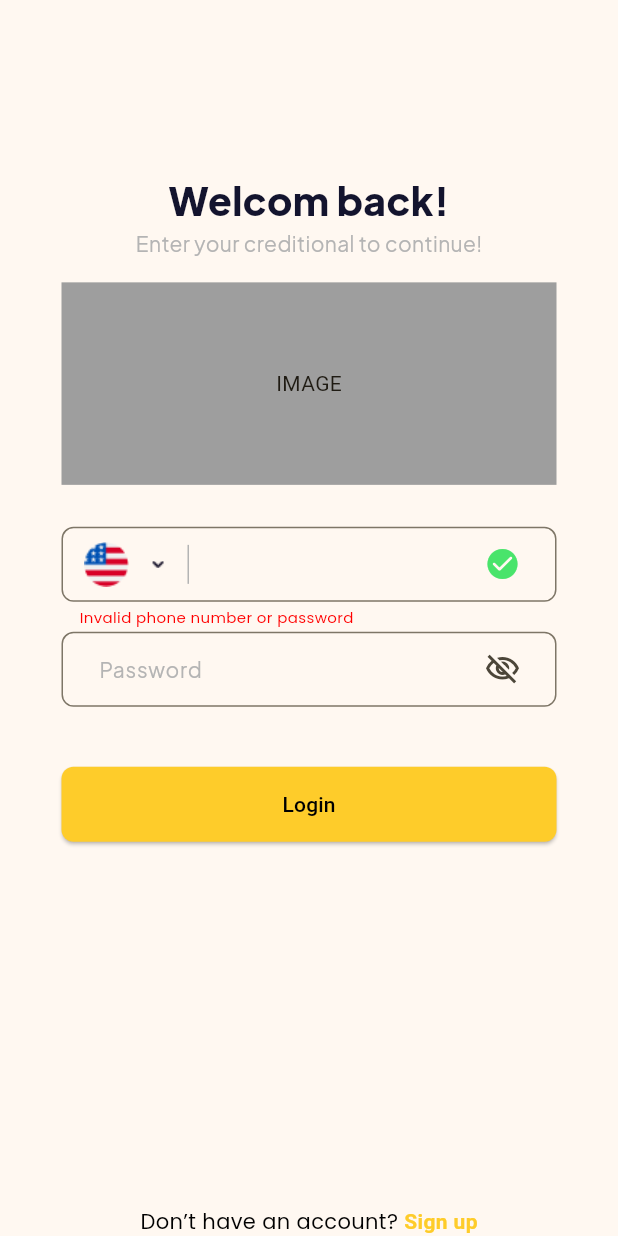
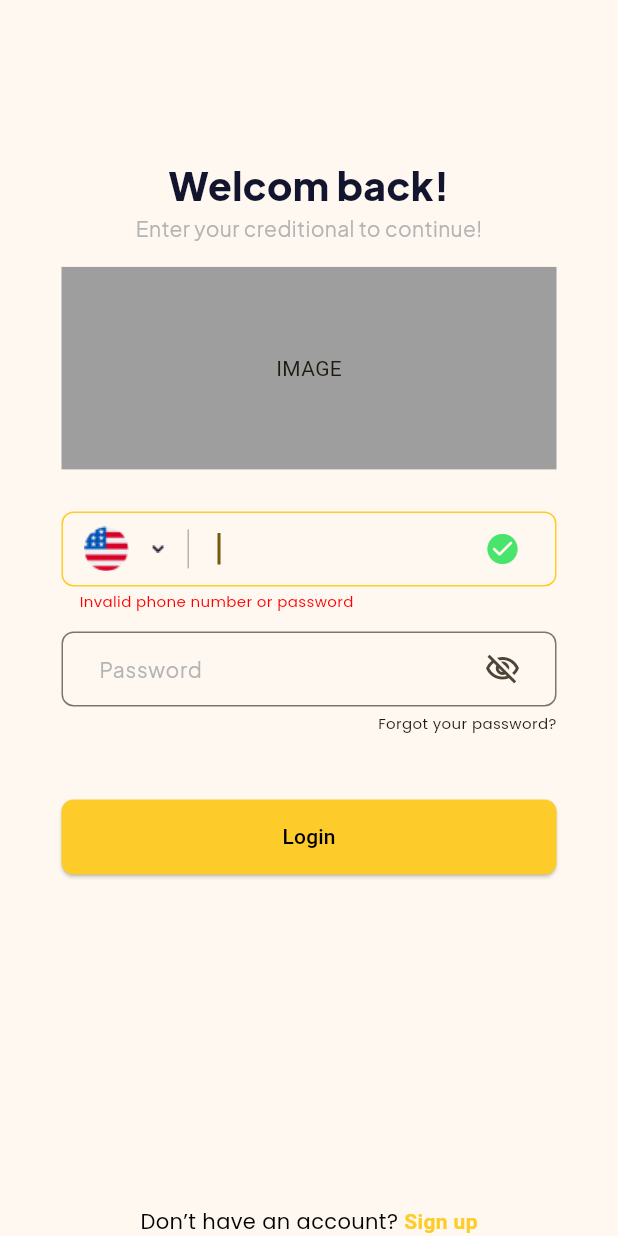
Before and after one commit to quiest2000/ride-book-app, a Flutter app: the screen it shows after launch, on a phone screen of 412 x 824 dp. Run offline on Flutter 3.47's test engine with Material 3 defaults, Android fonts, the phone set to English and light mode, and no system bars; our stand-ins replace flutter_svg, lottie.

Commit message:
refactor layout login

```diff
--- /dev/null
+++ b/lib/country_section.dart
@@ -0,0 +1,33 @@
+import 'package:flutter/material.dart';
+
+class CountrySection extends StatelessWidget {
+  const CountrySection({super.key});
+
+  @override
+  Widget build(BuildContext context) {
+    const double spaceSize = 15;
+
+    return SizedBox(
+      width: 100, // must be greater than entire row width
+      height: 50,
+      child: Row(
+        mainAxisSize: MainAxisSize.min,
+        children: [
+          const SizedBox(width: spaceSize),
+          Image.asset('assets/united-states.png', width: 30, height: 30),
+          const SizedBox(width: spaceSize),
+          Image.asset(
+            'assets/arrow-down.png',
+          ),
+          const SizedBox(width: spaceSize),
+          const VerticalDivider(
+            color: Color(0xffb4b4b4),
+            width: 1,
+            indent: 12,
+            endIndent: 12,
+          ),
+        ],
+      ),
+    );
+  }
+}
--- a/lib/input_field.dart
+++ b/lib/input_field.dart
@@ -10,6 +10,7 @@ class InputField extends StatelessWidget {
     this.prefixIcon,
     this.suffixIcon,
     this.onIconPressed,
+    this.style,
   });
 
   final bool isShowPassword;
@@ -19,12 +20,14 @@ class InputField extends StatelessWidget {
   final VoidCallback? onIconPressed;
   final Widget? prefixIcon;
   final Icon? suffixIcon;
+  final TextStyle? style;
 
   @override
   Widget build(BuildContext context) {
     return TextField(
-      autocorrect: autofocus,
+      autofocus: autofocus,
       obscureText: isShowPassword,
+      style: style,
       decoration: InputDecoration(
         prefixIcon: prefixIcon,
         contentPadding: contentPadding,
--- a/lib/login_page.dart
+++ b/lib/login_page.dart
@@ -55,6 +55,7 @@ class _LoginPageState extends State<LoginPage> {
                 height: 28,
               ),
               const PhoneSection(),
+              const SizedBox(height: 10,),
               const PasswordSection(),
               const SizedBox(
                 height: 40,
--- a/lib/password_section.dart
+++ b/lib/password_section.dart
@@ -15,7 +15,10 @@ class _PasswordSectionState extends State<PasswordSection> {
   Widget build(BuildContext context) {
     final iconData =
         isShowPassword ? Icons.visibility : Icons.visibility_off_outlined;
-    return SizedBox(
+    return Column(
+      crossAxisAlignment: CrossAxisAlignment.end,
+      children: [
+        SizedBox(
           width: 330,
           height: 50,
           child: InputField(
@@ -28,6 +31,12 @@ class _PasswordSectionState extends State<PasswordSection> {
               });
             },
           ),
+        ),
+        const Text(
+          'Forgot your password?',
+          style: TextStyle(fontSize: 10, fontFamily: 'Popins', height: 2.2),
+        ),
+      ],
     );
   }
 }
--- a/lib/phone_section.dart
+++ b/lib/phone_section.dart
@@ -1,4 +1,5 @@
 import 'package:flutter/material.dart';
+import 'package:ride_book_app/country_section.dart';
 import 'package:ride_book_app/input_field.dart';
 
 class PhoneSection extends StatelessWidget {
@@ -18,6 +19,13 @@ class PhoneSection extends StatelessWidget {
               width: 330,
               height: 50,
               child: InputField(
+                autofocus: true,
+                style: TextStyle(
+                  fontFamily: 'PlusJakartaSans',
+                  fontSize: 14,
+                  fontWeight: FontWeight.w700,
+                  color: Color(0xff13142e),
+                ),
                 prefixIcon: CountrySection(),
                 suffixIcon: Icon(
                   Icons.check_circle_rounded,
@@ -50,35 +58,3 @@ class PhoneSection extends StatelessWidget {
     );
   }
 }
-
-class CountrySection extends StatelessWidget {
-  const CountrySection({super.key});
-
-  @override
-  Widget build(BuildContext context) {
-    const double spaceSize = 15;
-
-    return SizedBox(
-      width: 100, // must be greater than entire row width
-      height: 50,
-      child: Row(
-        mainAxisSize: MainAxisSize.min,
-        children: [
-          const SizedBox(width: spaceSize),
-          Image.asset('assets/united-states.png', width: 30, height: 30),
-          const SizedBox(width: spaceSize),
-          Image.asset(
-            'assets/arrow-down.png',
-          ),
-          const SizedBox(width: spaceSize),
-          const VerticalDivider(
-            color: Color(0xffb4b4b4),
-            width: 1,
-            indent: 12,
-            endIndent: 12,
-          ),
-        ],
-      ),
-    );
-  }
-}
```
Lines whose indentation alone changed are shown as unchanged.
